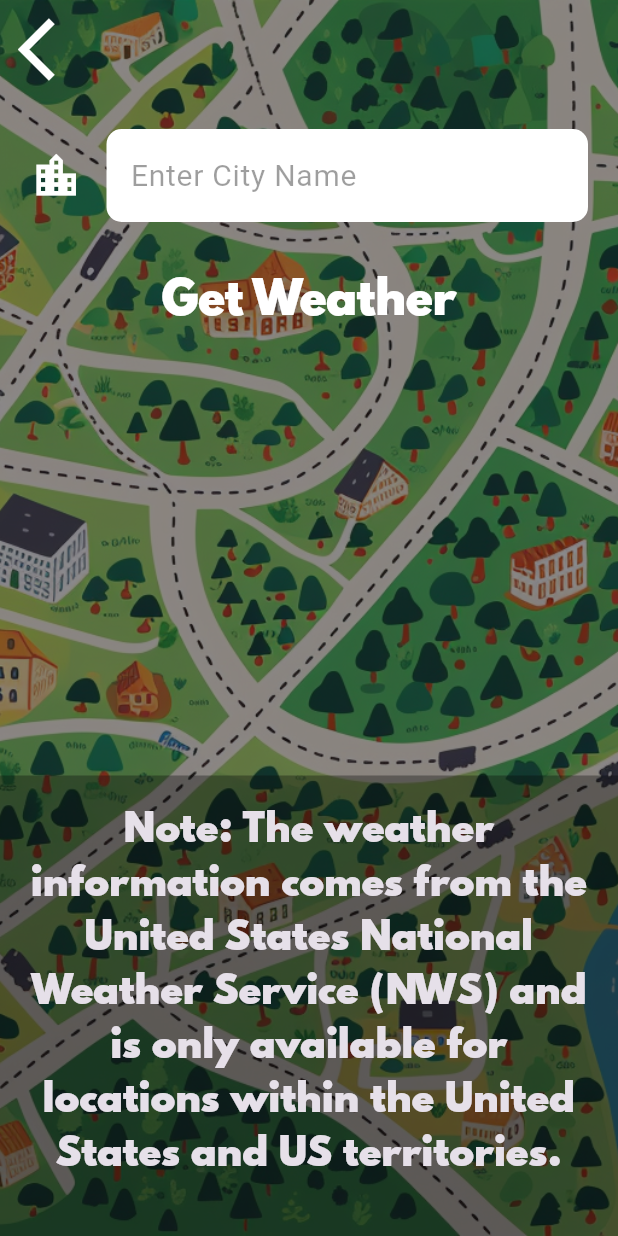
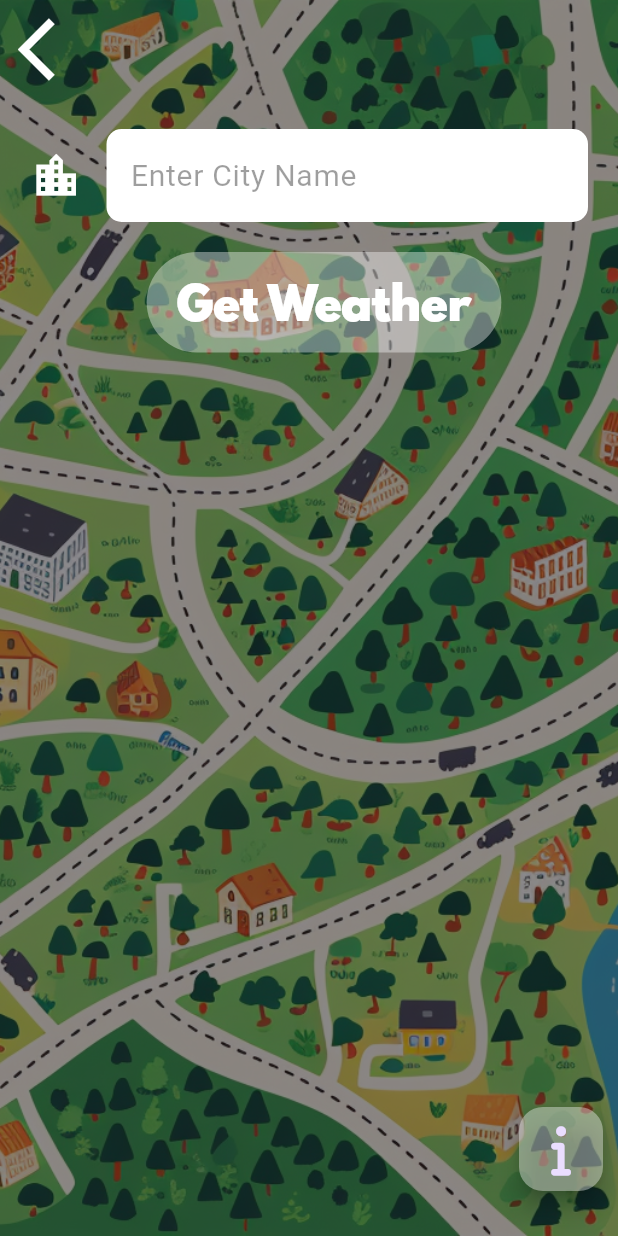
Before and after one commit to michellejw/weather_app, a Flutter app: the CityScreen screen opened directly, on a phone screen of 412 x 824 dp. Run offline on Flutter 3.47's test engine with Material 3 defaults, Android fonts, the phone set to English and light mode, and no system bars; our stand-ins replace flutter_dotenv, flutter_spinkit, font_awesome_flutter, geolocator.

Commit message:
update city page formatting

```diff
--- a/lib/screens/city_screen.dart
+++ b/lib/screens/city_screen.dart
@@ -1,5 +1,6 @@
 import 'package:flutter/material.dart';
 import 'package:weather_app/utilities/constants.dart';
+import 'package:font_awesome_flutter/font_awesome_flutter.dart';
 
 class CityScreen extends StatefulWidget {
   const CityScreen({super.key});
@@ -10,11 +11,21 @@ class CityScreen extends StatefulWidget {
 
 class CityScreenState extends State<CityScreen> {
   String? cityName;
+  Icon infoIcon = const Icon(Icons.arrow_upward, size: 40.0);
+  double containerPosition = -350; // Initial off-screen position
+
+  void toggleContainer() {
+    setState(() {
+      containerPosition = containerPosition < 0 ? 0 : -350;
+    });
+  }
 
   @override
   Widget build(BuildContext context) {
     return Scaffold(
-      body: Container(
+      body: Stack(
+        children: <Widget>[
+          Container(
             decoration: BoxDecoration(
               image: DecorationImage(
                 image: const AssetImage('images/mapview.png'),
@@ -54,21 +65,37 @@ class CityScreenState extends State<CityScreen> {
                       },
                     ),
                   ),
-              TextButton(
+                  Padding(
+                    padding: EdgeInsets.only(left: 20.0),
+                    child: TextButton(
                       onPressed: () {
                         Navigator.pop(context, cityName);
                       },
+                      style: TextButton.styleFrom(
+                        backgroundColor: Colors.white38,
+                        padding: EdgeInsets.fromLTRB(20.0, 12.0, 20.0, 12.0),
+                      ),
                       child: const Text(
                         'Get Weather',
                         style: kButtonTextStyle,
                       ),
                     ),
+                  ),
                   const Spacer(),
-              Align(
-                alignment: Alignment.bottomCenter,
+                ],
+              ),
+            ),
+          ),
+          // Sliding up container
+          AnimatedPositioned(
+            duration: Duration(milliseconds: 500),
+            curve: Curves.easeInOut,
+            bottom: containerPosition, // Animated position
+            left: 0,
+            right: 0,
             child: Container(
               width: double.infinity,
-                  padding: const EdgeInsets.fromLTRB(15.0, 15.0, 15.0, 40.0),
+              padding: const EdgeInsets.fromLTRB(15.0, 15.0, 15.0, 70.0),
               color: const Color(0x57050505),
               child: const Text(
                 'Note: The weather information comes from the United States '
@@ -79,9 +106,20 @@ class CityScreenState extends State<CityScreen> {
               ),
             ),
           ),
-            ],
+          // Button to trigger the sliding container
+          Positioned(
+            bottom: 30,
+            right: 10,
+            child: FloatingActionButton(
+              onPressed: toggleContainer,
+              backgroundColor: Colors.white38,
+              child: const Icon(
+                FontAwesomeIcons.info,
+                size: 35.0,
               ),
             ),
+          ),
+        ],
       ),
     );
   }
--- a/pubspec.yaml
+++ b/pubspec.yaml
@@ -15,6 +15,7 @@ dependencies:
   flutter_spinkit: ^5.2.0
   geolocator: ^10.1.0
   flutter_dotenv: ^5.1.0
+  font_awesome_flutter: ^10.6.0
 
 dev_dependencies:
   flutter_test:
```
Also changed, not shown: pubspec.lock, 1 other file. Lines whose indentation alone changed are shown as unchanged.
